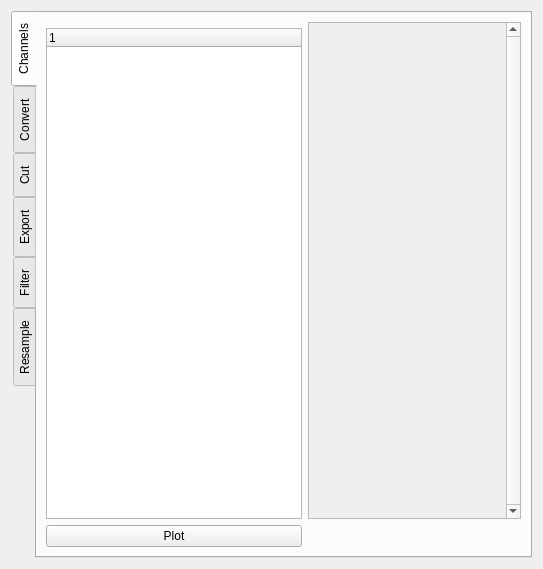
Above: asammdfgui/file_widget.ui from danielhrisca/asammdf before the change. Below: the same form after it.
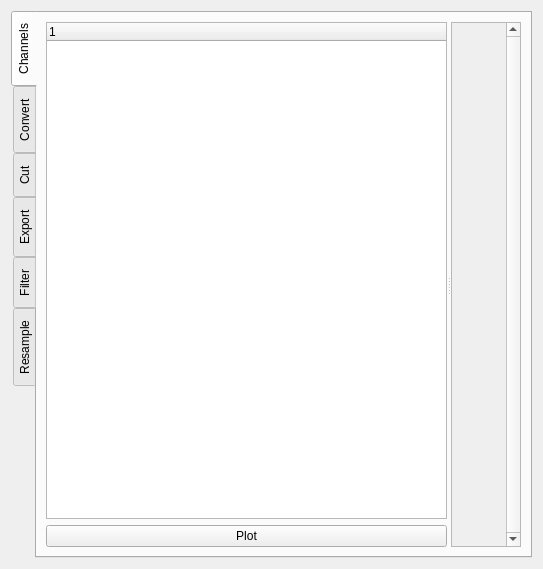
That is the form after the change. The open tabs and pages were chosen to show the change. Icons and pictures are not drawn.

Commit message: * gui: use splitter in channels tab to better handle long channel names

Patch:
```diff
--- a/asammdfgui/file_widget.ui
+++ b/asammdfgui/file_widget.ui
@@ -32,8 +32,22 @@
       </attribute>
       <layout class="QVBoxLayout" name="verticalLayout_2">
        <item>
-        <layout class="QGridLayout" name="channels_grid" rowstretch="0,1,0" columnstretch="0,1" rowminimumheight="0,0,0">
-         <item row="2" column="0">
+        <widget class="QSplitter" name="splitter">
+         <property name="orientation">
+          <enum>Qt::Horizontal</enum>
+         </property>
+         <widget class="QWidget" name="verticalLayoutWidget">
+          <layout class="QVBoxLayout" name="channels_layout">
+           <item>
+            <widget class="QTreeWidget" name="channels_tree">
+             <column>
+              <property name="text">
+               <string notr="true">1</string>
+              </property>
+             </column>
+            </widget>
+           </item>
+           <item>
           <widget class="QPushButton" name="plot_btn">
            <property name="sizePolicy">
             <sizepolicy hsizetype="Expanding" vsizetype="Fixed">
@@ -56,16 +70,8 @@
            </property>
           </widget>
          </item>
-         <item row="1" column="0">
-          <widget class="QTreeWidget" name="channels_tree">
-           <column>
-            <property name="text">
-             <string notr="true">1</string>
-            </property>
-           </column>
-          </widget>
-         </item>
-         <item row="0" column="1" rowspan="2">
+          </layout>
+         </widget>
           <widget class="QScrollArea" name="plot_scroll">
            <property name="verticalScrollBarPolicy">
             <enum>Qt::ScrollBarAlwaysOn</enum>
@@ -78,15 +84,14 @@
              <rect>
               <x>0</x>
               <y>0</y>
-              <width>195</width>
-              <height>493</height>
+             <width>52</width>
+             <height>525</height>
              </rect>
             </property>
             <layout class="QVBoxLayout" name="scroll_layout"/>
            </widget>
           </widget>
-         </item>
-        </layout>
+        </widget>
        </item>
       </layout>
      </widget>
```
Left out of the diff: 6 changed lines with no effect on the pictures. Lines whose indentation alone changed are shown as unchanged. The commit also changes 5 other files.
